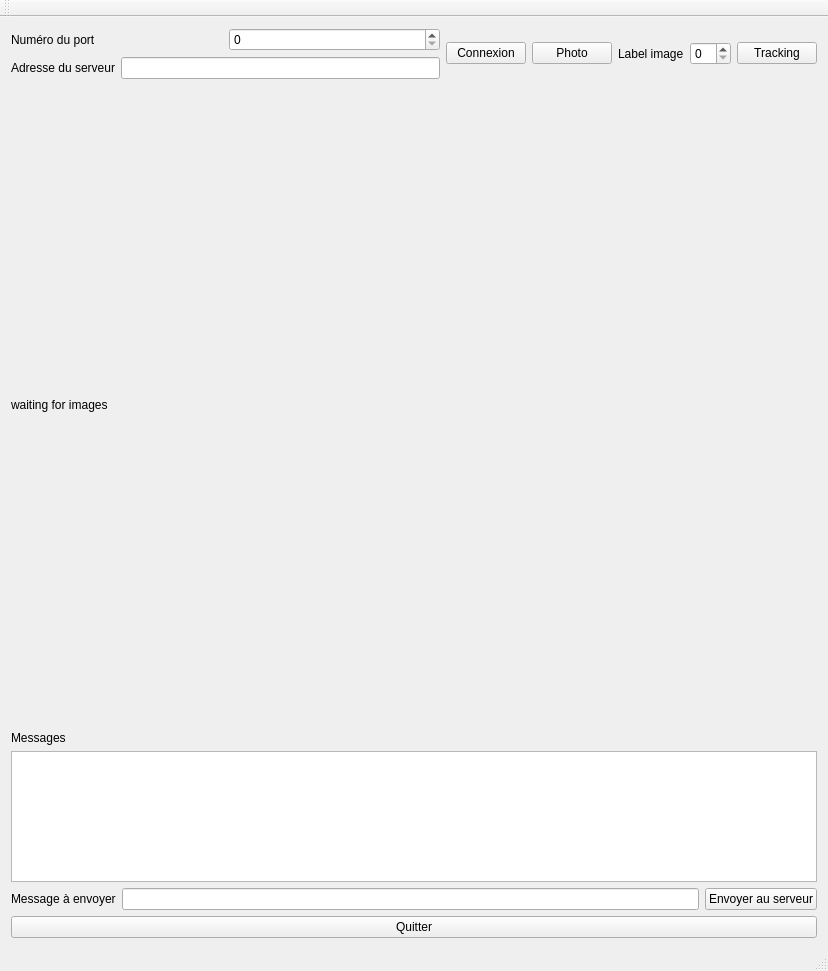
The window that serveur-client/client/clientfrm.ui (BuzzRage/FROT) describes before a commit, drawn with Qt 5.
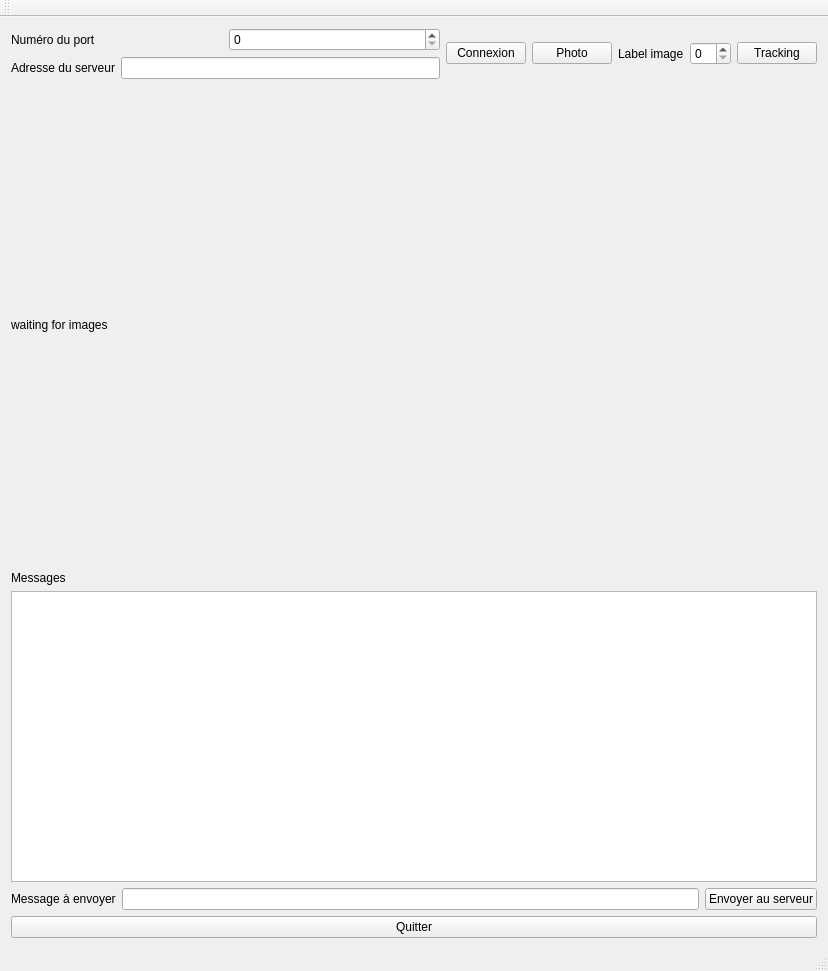
The same window after the commit. Custom widgets are drawn as their Qt base class.

The edit to the form file:
```diff
--- a/serveur-client/client/clientfrm.ui
+++ b/serveur-client/client/clientfrm.ui
@@ -99,7 +99,7 @@
           <property name="minimumSize">
            <size>
             <width>0</width>
-            <height>640</height>
+            <height>480</height>
            </size>
           </property>
           <property name="text">
```
